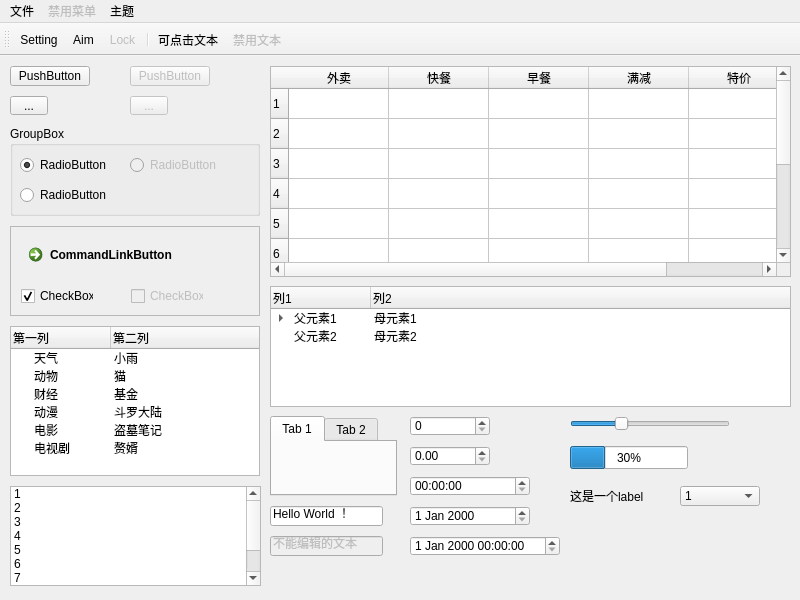
This is mainwindow.ui in lucky-billy/StyleControl as Qt 5 draws it before an edit. The edited form follows.
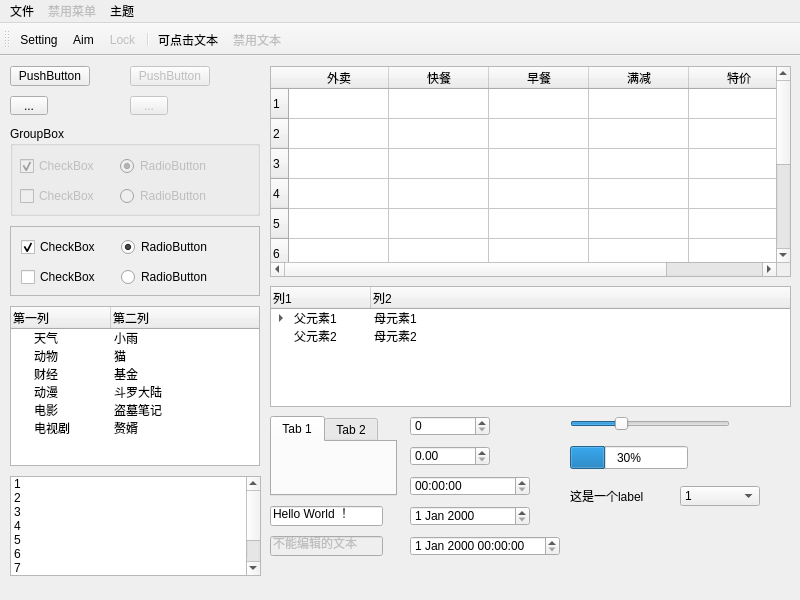
This is the edited form. Icons and pictures are not drawn. Custom widgets are drawn as their Qt base class.

```diff
--- a/mainwindow.ui
+++ b/mainwindow.ui
@@ -142,48 +142,70 @@
     <property name="title">
      <string>GroupBox</string>
     </property>
-    <widget class="QRadioButton" name="radioButton">
+    <widget class="QCheckBox" name="checkBox_2">
+     <property name="enabled">
+      <bool>false</bool>
+     </property>
      <property name="geometry">
       <rect>
        <x>10</x>
        <y>30</y>
-       <width>91</width>
-       <height>18</height>
+       <width>100</width>
+       <height>20</height>
       </rect>
      </property>
      <property name="text">
-      <string>RadioButton</string>
+      <string>CheckBox</string>
      </property>
      <property name="checked">
       <bool>true</bool>
      </property>
     </widget>
+    <widget class="QCheckBox" name="checkBox_4">
+     <property name="enabled">
+      <bool>false</bool>
+     </property>
+     <property name="geometry">
+      <rect>
+       <x>10</x>
+       <y>60</y>
+       <width>100</width>
+       <height>20</height>
+      </rect>
+     </property>
+     <property name="text">
+      <string>CheckBox</string>
+     </property>
+    </widget>
     <widget class="QRadioButton" name="radioButton_2">
      <property name="enabled">
+      <bool>false</bool>
+     </property>
+     <property name="geometry">
+      <rect>
+       <x>110</x>
+       <y>30</y>
+       <width>120</width>
+       <height>20</height>
+      </rect>
+     </property>
+     <property name="text">
+      <string>RadioButton</string>
+     </property>
+     <property name="checked">
       <bool>true</bool>
      </property>
-     <property name="geometry">
-      <rect>
-       <x>10</x>
-       <y>60</y>
-       <width>91</width>
-       <height>18</height>
-      </rect>
-     </property>
-     <property name="text">
-      <string>RadioButton</string>
-     </property>
     </widget>
-    <widget class="QRadioButton" name="radioButton_3">
+    <widget class="QRadioButton" name="radioButton_4">
      <property name="enabled">
       <bool>false</bool>
      </property>
      <property name="geometry">
       <rect>
-       <x>120</x>
-       <y>30</y>
-       <width>91</width>
-       <height>18</height>
+       <x>110</x>
+       <y>60</y>
+       <width>120</width>
+       <height>20</height>
       </rect>
      </property>
      <property name="text">
@@ -191,74 +213,6 @@
      </property>
     </widget>
    </widget>
-   <widget class="QScrollArea" name="scrollArea">
-    <property name="geometry">
-     <rect>
-      <x>10</x>
-      <y>170</y>
-      <width>250</width>
-      <height>90</height>
-     </rect>
-    </property>
-    <property name="widgetResizable">
-     <bool>true</bool>
-    </property>
-    <widget class="QWidget" name="scrollAreaWidgetContents">
-     <property name="geometry">
-      <rect>
-       <x>0</x>
-       <y>0</y>
-       <width>248</width>
-       <height>88</height>
-      </rect>
-     </property>
-     <widget class="QCommandLinkButton" name="commandLinkButton">
-      <property name="geometry">
-       <rect>
-        <x>10</x>
-        <y>10</y>
-        <width>168</width>
-        <height>41</height>
-       </rect>
-      </property>
-      <property name="text">
-       <string>CommandLinkButton</string>
-      </property>
-     </widget>
-     <widget class="QCheckBox" name="checkBox">
-      <property name="geometry">
-       <rect>
-        <x>10</x>
-        <y>60</y>
-        <width>73</width>
-        <height>18</height>
-       </rect>
-      </property>
-      <property name="text">
-       <string>CheckBox</string>
-      </property>
-      <property name="checked">
-       <bool>true</bool>
-      </property>
-     </widget>
-     <widget class="QCheckBox" name="checkBox_2">
-      <property name="enabled">
-       <bool>false</bool>
-      </property>
-      <property name="geometry">
-       <rect>
-        <x>120</x>
-        <y>60</y>
-        <width>73</width>
-        <height>18</height>
-       </rect>
-      </property>
-      <property name="text">
-       <string>CheckBox</string>
-      </property>
-     </widget>
-    </widget>
-   </widget>
    <widget class="QTabWidget" name="tabWidget">
     <property name="geometry">
      <rect>
@@ -477,9 +431,9 @@
     <property name="geometry">
      <rect>
       <x>10</x>
-      <y>270</y>
+      <y>250</y>
       <width>250</width>
-      <height>150</height>
+      <height>160</height>
      </rect>
     </property>
     <column>
@@ -545,7 +499,7 @@
     <property name="geometry">
      <rect>
       <x>10</x>
-      <y>430</y>
+      <y>420</y>
       <width>251</width>
       <height>100</height>
      </rect>
@@ -665,6 +619,90 @@
      </property>
     </item>
    </widget>
+   <widget class="QScrollArea" name="scrollArea">
+    <property name="geometry">
+     <rect>
+      <x>10</x>
+      <y>170</y>
+      <width>250</width>
+      <height>70</height>
+     </rect>
+    </property>
+    <property name="widgetResizable">
+     <bool>true</bool>
+    </property>
+    <widget class="QWidget" name="scrollAreaWidgetContents">
+     <property name="geometry">
+      <rect>
+       <x>0</x>
+       <y>0</y>
+       <width>248</width>
+       <height>68</height>
+      </rect>
+     </property>
+     <widget class="QRadioButton" name="radioButton">
+      <property name="geometry">
+       <rect>
+        <x>110</x>
+        <y>10</y>
+        <width>120</width>
+        <height>20</height>
+       </rect>
+      </property>
+      <property name="text">
+       <string>RadioButton</string>
+      </property>
+      <property name="checked">
+       <bool>true</bool>
+      </property>
+     </widget>
+     <widget class="QCheckBox" name="checkBox_3">
+      <property name="geometry">
+       <rect>
+        <x>10</x>
+        <y>40</y>
+        <width>100</width>
+        <height>20</height>
+       </rect>
+      </property>
+      <property name="text">
+       <string>CheckBox</string>
+      </property>
+      <property name="checked">
+       <bool>false</bool>
+      </property>
+     </widget>
+     <widget class="QCheckBox" name="checkBox">
+      <property name="geometry">
+       <rect>
+        <x>10</x>
+        <y>10</y>
+        <width>100</width>
+        <height>20</height>
+       </rect>
+      </property>
+      <property name="text">
+       <string>CheckBox</string>
+      </property>
+      <property name="checked">
+       <bool>true</bool>
+      </property>
+     </widget>
+     <widget class="QRadioButton" name="radioButton_3">
+      <property name="geometry">
+       <rect>
+        <x>110</x>
+        <y>40</y>
+        <width>120</width>
+        <height>20</height>
+       </rect>
+      </property>
+      <property name="text">
+       <string>RadioButton</string>
+      </property>
+     </widget>
+    </widget>
+   </widget>
   </widget>
   <widget class="QMenuBar" name="menubar">
    <property name="geometry">
```
Left out of the diff: 9 changed lines with no effect on the pictures.
